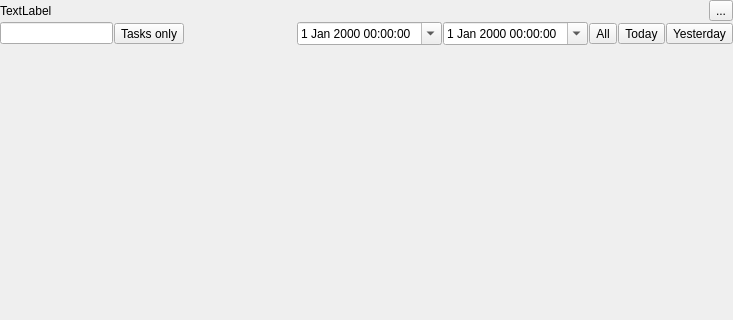
Above: Viewer/ecflowUI/src/TimelineWidget.ui from ecmwf/ecflow before the change; both pictures show x 0 to 733 and y 0 to 320 of the 733 by 664 pixel window. Below: the same form after it.
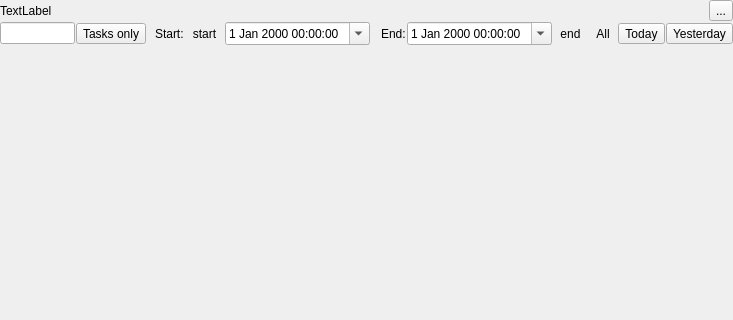
That is the form after the change. Icons and pictures are not drawn. Custom widgets are drawn as their Qt base class.

Commit message: ecFlowUI: implement timeline view ECFLOW-1264

Patch:
```diff
--- a/Viewer/ecflowUI/src/TimelineWidget.ui
+++ b/Viewer/ecflowUI/src/TimelineWidget.ui
@@ -79,6 +79,30 @@
        </property>
       </spacer>
      </item>
+     <item>
+      <widget class="QLabel" name="label">
+       <property name="text">
+        <string>Start:</string>
+       </property>
+      </widget>
+     </item>
+     <item>
+      <widget class="QToolButton" name="startTb">
+       <property name="toolTip">
+        <string>Extend period to the start</string>
+       </property>
+       <property name="text">
+        <string>start</string>
+       </property>
+       <property name="icon">
+        <iconset resource="viewer.qrc">
+         <normaloff>:/viewer/arrow_to_start.svg</normaloff>:/viewer/arrow_to_start.svg</iconset>
+       </property>
+       <property name="autoRaise">
+        <bool>true</bool>
+       </property>
+      </widget>
+     </item>
      <item>
       <widget class="QDateTimeEdit" name="fromTimeEdit">
        <property name="calendarPopup">
@@ -86,6 +110,29 @@
        </property>
       </widget>
      </item>
+     <item>
+      <spacer name="horizontalSpacer">
+       <property name="orientation">
+        <enum>Qt::Horizontal</enum>
+       </property>
+       <property name="sizeType">
+        <enum>QSizePolicy::Fixed</enum>
+       </property>
+       <property name="sizeHint" stdset="0">
+        <size>
+         <width>10</width>
+         <height>20</height>
+        </size>
+       </property>
+      </spacer>
+     </item>
+     <item>
+      <widget class="QLabel" name="label_2">
+       <property name="text">
+        <string>End:</string>
+       </property>
+      </widget>
+     </item>
      <item>
       <widget class="QDateTimeEdit" name="toTimeEdit">
        <property name="calendarPopup">
@@ -93,11 +140,35 @@
        </property>
       </widget>
      </item>
+     <item>
+      <widget class="QToolButton" name="endTb">
+       <property name="toolTip">
+        <string>Extend period to the end</string>
+       </property>
+       <property name="text">
+        <string>end</string>
+       </property>
+       <property name="icon">
+        <iconset resource="viewer.qrc">
+         <normaloff>:/viewer/arrow_to_end.svg</normaloff>:/viewer/arrow_to_end.svg</iconset>
+       </property>
+       <property name="autoRaise">
+        <bool>true</bool>
+       </property>
+      </widget>
+     </item>
      <item>
       <widget class="QToolButton" name="wholePeriodTb">
        <property name="text">
         <string>All</string>
        </property>
+       <property name="icon">
+        <iconset resource="viewer.qrc">
+         <normaloff>:/viewer/arrow_all.svg</normaloff>:/viewer/arrow_all.svg</iconset>
+       </property>
+       <property name="autoRaise">
+        <bool>true</bool>
+       </property>
       </widget>
      </item>
      <item>
```
Left out of the diff: 3 changed lines with no effect on the pictures. The commit also changes 18 other files.
